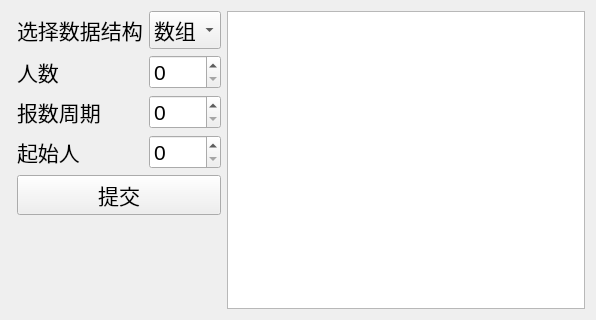
Above: UI/josephus_circle.ui from mojerro/QtLearn before the change. Below: the same form after it.
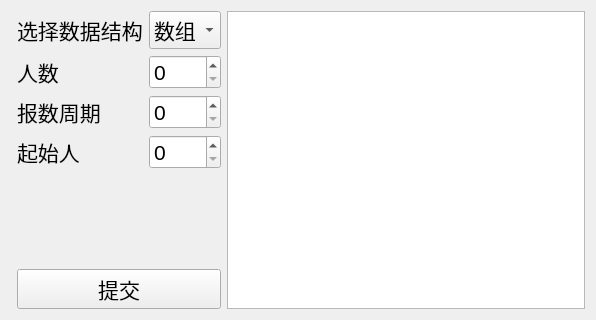
That is the form after the change.

Diff of the .ui file:
```diff
--- a/UI/josephus_circle.ui
+++ b/UI/josephus_circle.ui
@@ -134,7 +134,7 @@
        </property>
       </widget>
      </item>
-     <item row="4" column="0" colspan="2">
+     <item row="6" column="0" colspan="2">
       <widget class="QPushButton" name="commitButton">
        <property name="font">
         <font>
@@ -150,6 +150,19 @@
        </property>
       </widget>
      </item>
+     <item row="5" column="0">
+      <spacer name="verticalSpacer">
+       <property name="orientation">
+        <enum>Qt::Vertical</enum>
+       </property>
+       <property name="sizeHint" stdset="0">
+        <size>
+         <width>20</width>
+         <height>40</height>
+        </size>
+       </property>
+      </spacer>
+     </item>
     </layout>
    </item>
    <item>
```
Left out of the diff: 4 changed lines with no effect on the pictures.
